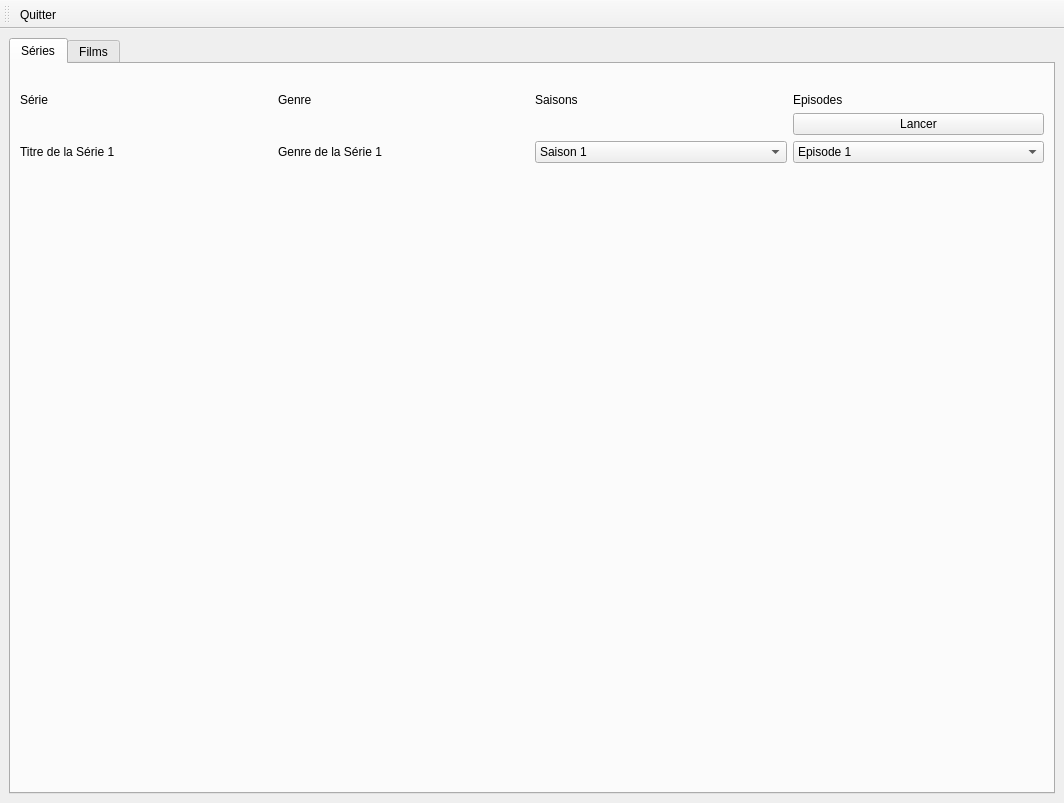
The window that untitled.ui (BlanchardPaul/PlayLister) describes before a commit, drawn with Qt 5.
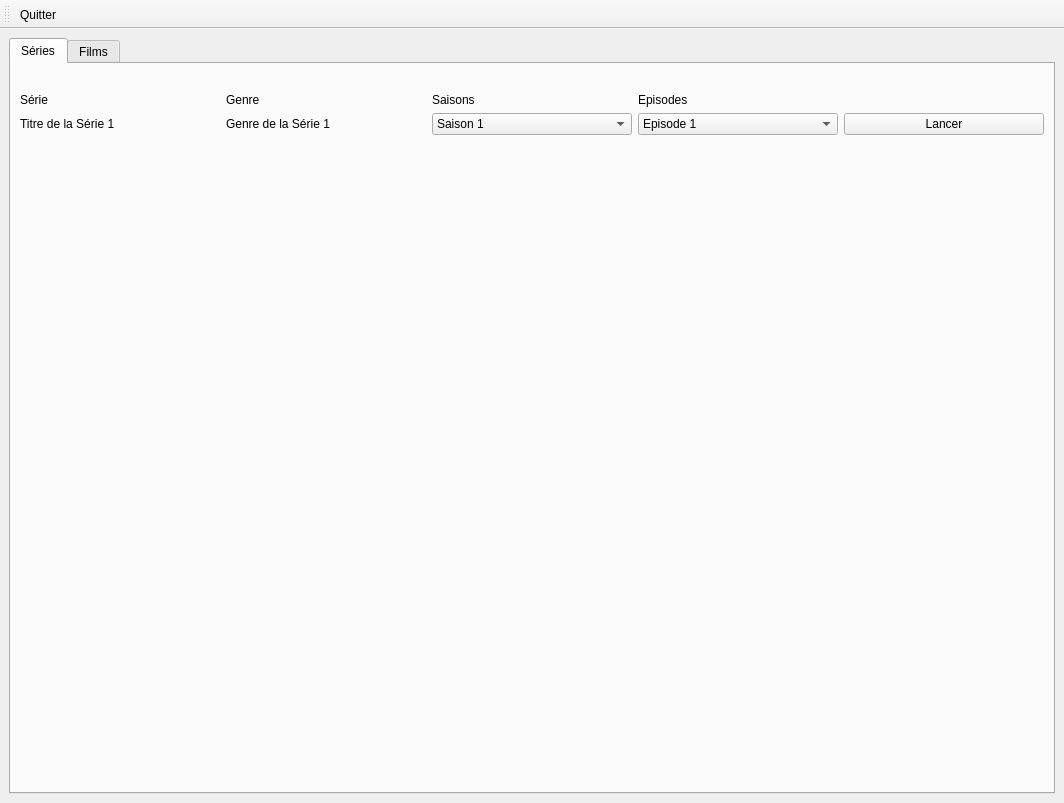
The same window after the commit. The open tabs and pages were chosen to show the change.

Commit message: avec les noms sur les variables c'est mieux

Diff of the .ui file:
```diff
--- a/untitled.ui
+++ b/untitled.ui
@@ -127,8 +127,8 @@
             </property>
            </widget>
           </item>
-          <item row="1" column="4">
-           <widget class="QPushButton" name="pushButton_2">
+          <item row="2" column="5">
+           <widget class="QPushButton" name="pushButtonLaunchSerie">
             <property name="text">
              <string>Lancer</string>
             </property>
```
Left out of the diff: 28 changed lines with no effect on the pictures.
